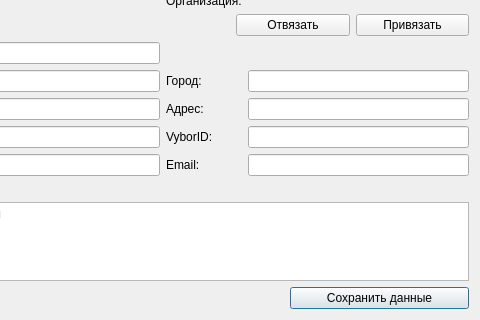
The window that AddContactDialog.ui (okostynchuk/Outcall) describes before a commit, drawn with Qt 5; both pictures show x 90 to 570 and y 105 to 425 of the 570 by 425 pixel window.
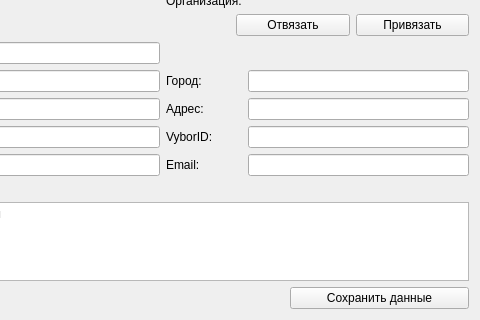
The same window after the commit. Icons and pictures are not drawn.

The edit to the form file:
```diff
--- a/AddContactDialog.ui
+++ b/AddContactDialog.ui
@@ -375,6 +375,9 @@
        <property name="text">
         <string>Сохранить данные</string>
        </property>
+       <property name="autoDefault">
+        <bool>false</bool>
+       </property>
       </widget>
      </item>
      <item row="0" column="0">
```
